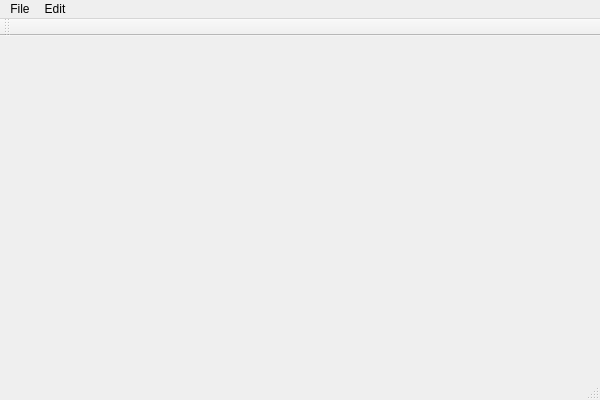
Qt form ImageProcess/imageprocess.ui (spwlyzx/ImageProcess) before a commit.
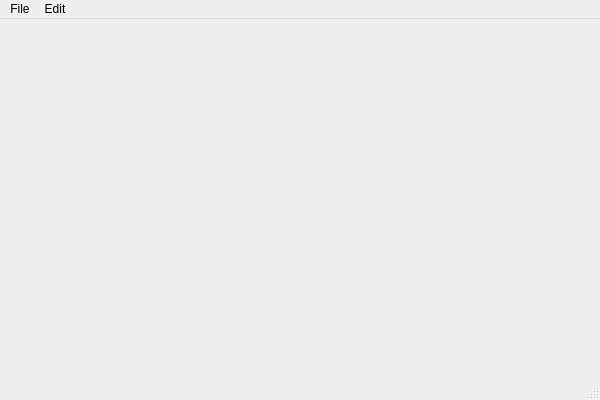
The same form after that commit.

What changed in the file:
```diff
--- a/ImageProcess/imageprocess.ui
+++ b/ImageProcess/imageprocess.ui
@@ -19,8 +19,8 @@
      <rect>
       <x>0</x>
       <y>0</y>
-      <width>121</width>
-      <height>111</height>
+      <width>501</width>
+      <height>301</height>
      </rect>
     </property>
     <property name="text">
@@ -57,14 +57,6 @@
    <addaction name="menuFile"/>
    <addaction name="menuEdit"/>
   </widget>
-  <widget class="QToolBar" name="mainToolBar">
-   <attribute name="toolBarArea">
-    <enum>TopToolBarArea</enum>
-   </attribute>
-   <attribute name="toolBarBreak">
-    <bool>false</bool>
-   </attribute>
-  </widget>
   <widget class="QStatusBar" name="statusBar"/>
   <action name="actionOpen">
    <property name="text">
```
Left out of the diff: 53 changed lines with no effect on the pictures.
